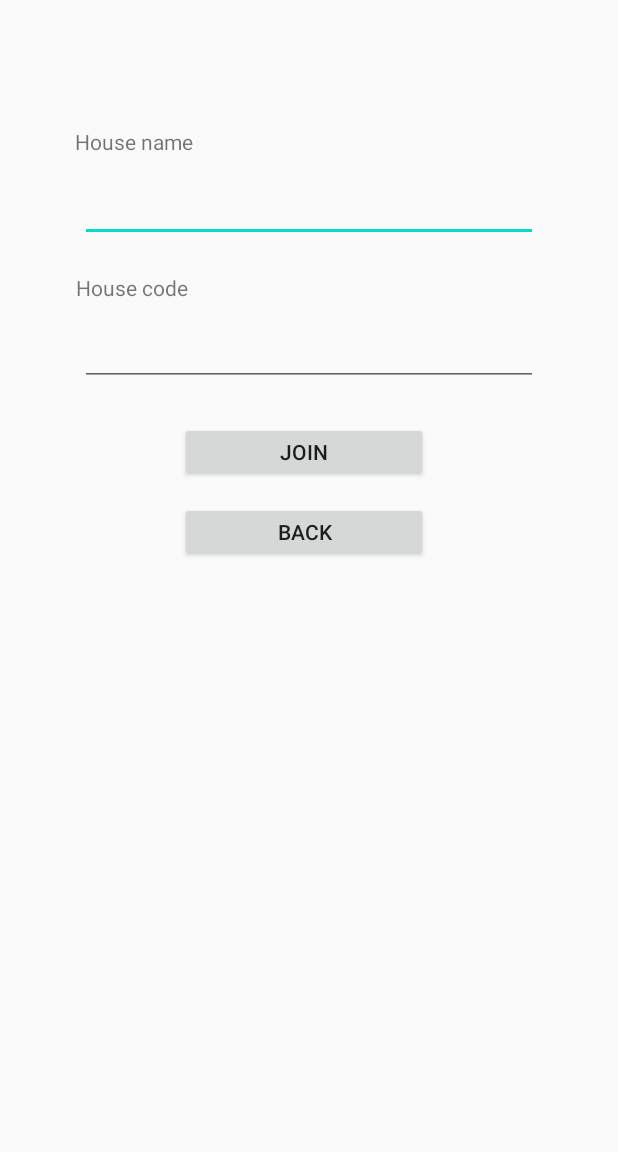
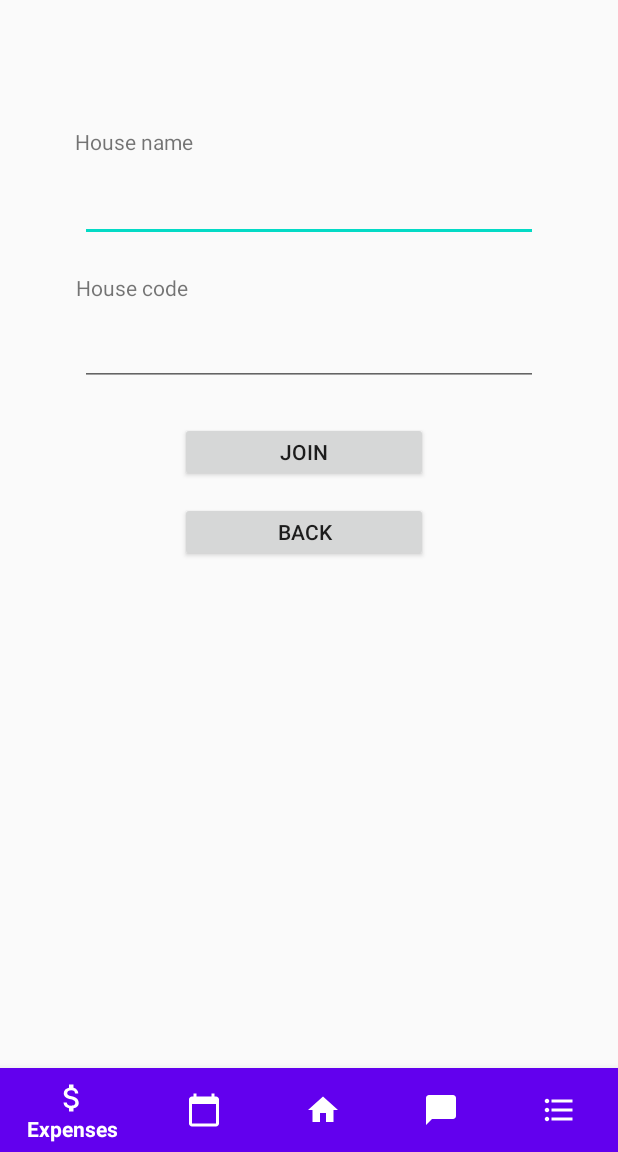
Before and after one commit to AllanMukundi/Housemate-Hub, an Android app: the JoinHouseActivity screen opened directly, with no data from a screen before it, on a phone screen of 412 x 824 dp, the part 84-1236 px from its top. Run offline under Robolectric (Android 15) with nearby library versions, the phone set to English and light mode, and no system bars; libraries missing offline, so code that uses them is left out: com.parse; 1 statement that could not run was skipped.

Commit message:
create bottom nav ui

```diff
--- a/app/build.gradle
+++ b/app/build.gradle
@@ -29,6 +29,7 @@
     implementation 'androidx.appcompat:appcompat:1.1.0'
     implementation 'androidx.constraintlayout:constraintlayout:1.1.3'
     implementation 'com.google.android.material:material:1.1.0'
+    implementation 'com.android.support:design:28.0.0'
     implementation 'androidx.annotation:annotation:1.1.0'
     implementation 'androidx.lifecycle:lifecycle-extensions:2.0.0'
     implementation 'androidx.navigation:navigation-fragment:2.2.2'
--- a/app/src/main/java/com/cs446/housematehub/LoggedInBaseActivity.java
+++ b/app/src/main/java/com/cs446/housematehub/LoggedInBaseActivity.java
@@ -2,15 +2,20 @@
 
 import android.content.Intent;
 import android.os.Bundle;
+import android.util.Log;
+import android.view.MenuItem;
 import android.view.View;
 import android.widget.AdapterView;
 import android.widget.ArrayAdapter;
 import android.widget.Spinner;
+import android.widget.TextView;
 
+import androidx.annotation.NonNull;
 import androidx.appcompat.app.AppCompatActivity;
 import androidx.appcompat.widget.Toolbar;
 
 import com.cs446.housematehub.userinit.LoginActivity;
+import com.google.android.material.bottomnavigation.BottomNavigationView;
 import com.parse.ParseUser;
 
 import java.util.ArrayList;
@@ -21,8 +26,38 @@
     @Override
     protected void onCreate(Bundle savedInstanceState) {
         super.onCreate(savedInstanceState);
-        Toolbar toolbar = findViewById(R.id.toolbar);
+        setContentView(R.layout.activity_logged_in_base);
+
+        final Toolbar toolbar = findViewById(R.id.toolbar);
         setSupportActionBar(toolbar);
+
+        BottomNavigationView bottomNavigation = findViewById(R.id.navigationView);
+        bottomNavigation.bringToFront();
+        bottomNavigation.setSelectedItemId(R.id.nav_home);
+        bottomNavigation.setOnNavigationItemSelectedListener(new BottomNavigationView.OnNavigationItemSelectedListener() {
+            @Override
+            public boolean onNavigationItemSelected(@NonNull MenuItem item) {
+                Log.d("SELECTED ITEM", "selected item");
+                switch (item.getItemId()) {
+                    case R.id.nav_expenses:
+                        // Switch to expenses view here
+                        break;
+                    case R.id.nav_calendar:
+                        // Switch to calendar view here
+                        break;
+                    case R.id.nav_home:
+                        // Switch to dashboard view here
+                        break;
+                    case R.id.nav_chat:
+                        // Switch to chat view here
+                        break;
+                    case R.id.nav_lists:
+                        // Switch to lists view here
+                        break;
+                }
+                return true;
+            }
+        });
     }
 
     protected void initSpinner(Spinner spinner) {
--- /dev/null
+++ b/app/src/main/res/drawable/bottom_nav_selector.xml
@@ -0,0 +1,6 @@
+<?xml version="1.0" encoding="utf-8"?>
+<selector xmlns:android="http://schemas.android.com/apk/res/android">
+    <item android:color="?attr/colorPrimaryDark" android:state_enabled="false"/>
+    <item android:color="@android:color/white" android:state_checked="true"/>
+    <item android:color="@color/white"/>
+</selector>
--- /dev/null
+++ b/app/src/main/res/drawable/ic_baseline_attach_money_24.xml
@@ -0,0 +1,10 @@
+<vector xmlns:android="http://schemas.android.com/apk/res/android"
+    android:width="24dp"
+    android:height="24dp"
+    android:viewportWidth="24"
+    android:viewportHeight="24"
+    android:tint="?attr/colorControlNormal">
+  <path
+      android:fillColor="@android:color/white"
+      android:pathData="M11.8,10.9c-2.27,-0.59 -3,-1.2 -3,-2.15 0,-1.09 1.01,-1.85 2.7,-1.85 1.78,0 2.44,0.85 2.5,2.1h2.21c-0.07,-1.72 -1.12,-3.3 -3.21,-3.81V3h-3v2.16c-1.94,0.42 -3.5,1.68 -3.5,3.61 0,2.31 1.91,3.46 4.7,4.13 2.5,0.6 3,1.48 3,2.41 0,0.69 -0.49,1.79 -2.7,1.79 -2.06,0 -2.87,-0.92 -2.98,-2.1h-2.2c0.12,2.19 1.76,3.42 3.68,3.83V21h3v-2.15c1.95,-0.37 3.5,-1.5 3.5,-3.55 0,-2.84 -2.43,-3.81 -4.7,-4.4z"/>
+</vector>
--- /dev/null
+++ b/app/src/main/res/drawable/ic_baseline_calendar_today_24.xml
@@ -0,0 +1,10 @@
+<vector xmlns:android="http://schemas.android.com/apk/res/android"
+    android:width="24dp"
+    android:height="24dp"
+    android:viewportWidth="24"
+    android:viewportHeight="24"
+    android:tint="?attr/colorControlNormal">
+  <path
+      android:fillColor="@android:color/white"
+      android:pathData="M20,3h-1L19,1h-2v2L7,3L7,1L5,1v2L4,3c-1.1,0 -2,0.9 -2,2v16c0,1.1 0.9,2 2,2h16c1.1,0 2,-0.9 2,-2L22,5c0,-1.1 -0.9,-2 -2,-2zM20,21L4,21L4,8h16v13z"/>
+</vector>
--- /dev/null
+++ b/app/src/main/res/drawable/ic_baseline_chat_bubble_24.xml
@@ -0,0 +1,10 @@
+<vector xmlns:android="http://schemas.android.com/apk/res/android"
+    android:width="24dp"
+    android:height="24dp"
+    android:viewportWidth="24"
+    android:viewportHeight="24"
+    android:tint="?attr/colorControlNormal">
+  <path
+      android:fillColor="@android:color/white"
+      android:pathData="M20,2H4c-1.1,0 -2,0.9 -2,2v18l4,-4h14c1.1,0 2,-0.9 2,-2V4c0,-1.1 -0.9,-2 -2,-2z"/>
+</vector>
--- /dev/null
+++ b/app/src/main/res/drawable/ic_baseline_format_list_bulleted_24.xml
@@ -0,0 +1,10 @@
+<vector xmlns:android="http://schemas.android.com/apk/res/android"
+    android:width="24dp"
+    android:height="24dp"
+    android:viewportWidth="24"
+    android:viewportHeight="24"
+    android:tint="?attr/colorControlNormal">
+  <path
+      android:fillColor="@android:color/white"
+      android:pathData="M4,10.5c-0.83,0 -1.5,0.67 -1.5,1.5s0.67,1.5 1.5,1.5 1.5,-0.67 1.5,-1.5 -0.67,-1.5 -1.5,-1.5zM4,4.5c-0.83,0 -1.5,0.67 -1.5,1.5S3.17,7.5 4,7.5 5.5,6.83 5.5,6 4.83,4.5 4,4.5zM4,16.5c-0.83,0 -1.5,0.68 -1.5,1.5s0.68,1.5 1.5,1.5 1.5,-0.68 1.5,-1.5 -0.67,-1.5 -1.5,-1.5zM7,19h14v-2L7,17v2zM7,13h14v-2L7,11v2zM7,5v2h14L21,5L7,5z"/>
+</vector>
--- /dev/null
+++ b/app/src/main/res/drawable/ic_baseline_home_24.xml
@@ -0,0 +1,10 @@
+<vector xmlns:android="http://schemas.android.com/apk/res/android"
+    android:width="24dp"
+    android:height="24dp"
+    android:viewportWidth="24"
+    android:viewportHeight="24"
+    android:tint="?attr/colorControlNormal">
+  <path
+      android:fillColor="@android:color/white"
+      android:pathData="M10,20v-6h4v6h5v-8h3L12,3 2,12h3v8z"/>
+</vector>
--- a/app/src/main/res/layout/activity_logged_in_base.xml
+++ b/app/src/main/res/layout/activity_logged_in_base.xml
@@ -16,7 +16,7 @@
         tools:layout_editor_absoluteX="54dp">
 
         <TextView
-            android:id="@+id/title"
+            android:id="@+id/base_title"
             android:layout_width="wrap_content"
             android:layout_height="wrap_content"
             android:text="Housemate Hub"
@@ -32,5 +32,20 @@
 
     </androidx.appcompat.widget.Toolbar>
 
+    <com.google.android.material.bottomnavigation.BottomNavigationView
+        android:id="@+id/navigationView"
+        android:layout_width="match_parent"
+        android:layout_height="wrap_content"
+        android:layout_marginEnd="0dp"
+        android:layout_marginStart="0dp"
+        android:background="?android:attr/windowBackground"
+        app:layout_constraintBottom_toBottomOf="parent"
+        app:layout_constraintLeft_toLeftOf="parent"
+        app:layout_constraintRight_toRightOf="parent"
+        app:itemBackground="@color/colorPrimary"
+        app:itemIconTint="@drawable/bottom_nav_selector"
+        app:itemTextColor="@drawable/bottom_nav_selector"
+        app:menu="@menu/bottom_nav_bar"/>
+
 
 </androidx.constraintlayout.widget.ConstraintLayout>
--- /dev/null
+++ b/app/src/main/res/menu/bottom_nav_bar.xml
@@ -0,0 +1,31 @@
+<menu xmlns:android="http://schemas.android.com/apk/res/android"
+    android:layout_height="120px"
+    android:layout_width="match_parent">
+
+    <item
+        android:id="@+id/nav_expenses"
+        android:enabled="true"
+        android:icon="@drawable/ic_baseline_attach_money_24"
+        android:title="@string/menu_label_expenses"/>
+    <item
+        android:id="@+id/nav_calendar"
+        android:enabled="true"
+        android:icon="@drawable/ic_baseline_calendar_today_24"
+        android:title="@string/menu_label_calendar"/>
+    <item
+        android:id="@+id/nav_home"
+        android:enabled="true"
+        android:icon="@drawable/ic_baseline_home_24"
+        android:title="@string/menu_label_home"/>
+    <item
+        android:id="@+id/nav_chat"
+        android:enabled="true"
+        android:icon="@drawable/ic_baseline_chat_bubble_24"
+        android:title="@string/menu_label_chat"/>
+    <item
+        android:id="@+id/nav_lists"
+        android:enabled="true"
+        android:icon="@drawable/ic_baseline_format_list_bulleted_24"
+        android:title="@string/menu_label_lists"/>
+
+</menu>
--- a/app/src/main/res/values/colors.xml
+++ b/app/src/main/res/values/colors.xml
@@ -3,4 +3,5 @@
     <color name="colorPrimary">#6200EE</color>
     <color name="colorPrimaryDark">#3700B3</color>
     <color name="colorAccent">#03DAC5</color>
+    <color name="white">#FFFFFF</color>
 </resources>
--- a/app/src/main/res/values/strings.xml
+++ b/app/src/main/res/values/strings.xml
@@ -9,4 +9,9 @@
 
     <!-- TODO: Remove or change this placeholder text -->
     <string name="hello_blank_fragment">Hello blank fragment</string>
+    <string name="menu_label_expenses">Expenses</string>
+    <string name="menu_label_calendar">Calendar</string>
+    <string name="menu_label_home">Home</string>
+    <string name="menu_label_chat">Chat</string>
+    <string name="menu_label_lists">Lists</string>
 </resources>
```
